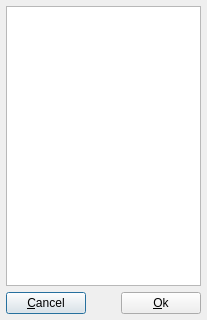
The window that sources/dialogs/dialog_list.ui (davy7125/polyphone) describes before a commit, drawn with Qt 5.
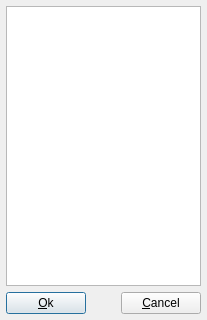
The same window after the commit. Icons and pictures are not drawn.

Commit message:
Replace by dialog
Presing enter or double-clicking closed the dialog but did not replace the sample

Patch:
```diff
--- a/sources/dialogs/dialog_list.ui
+++ b/sources/dialogs/dialog_list.ui
@@ -39,9 +39,9 @@
    <item row="1" column="0">
     <layout class="QHBoxLayout" name="horizontalLayout">
      <item>
-      <widget class="QPushButton" name="pushCancel">
+      <widget class="QPushButton" name="pushOk">
        <property name="text">
-        <string>&amp;Cancel</string>
+        <string>&amp;Ok</string>
        </property>
       </widget>
      </item>
@@ -59,9 +59,9 @@
       </spacer>
      </item>
      <item>
-      <widget class="QPushButton" name="pushOk">
+      <widget class="QPushButton" name="pushCancel">
        <property name="text">
-        <string>&amp;Ok</string>
+        <string>&amp;Cancel</string>
        </property>
       </widget>
      </item>
```
Left out of the diff: 21 changed lines with no effect on the pictures. The commit also changes 3 other files.
